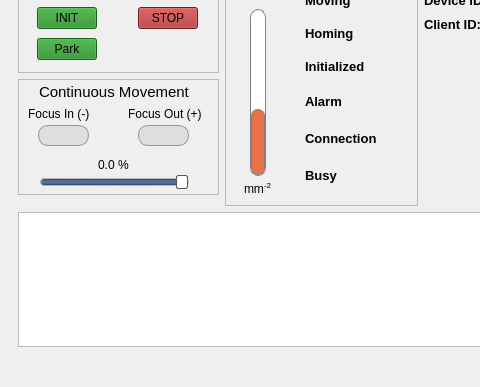
The window that assets/ui/client.ui (dev-LNA/HostFocuser160) describes before a commit, drawn with Qt 5; both pictures show x 0 to 480 and y 113 to 500 of the 650 by 500 pixel window.
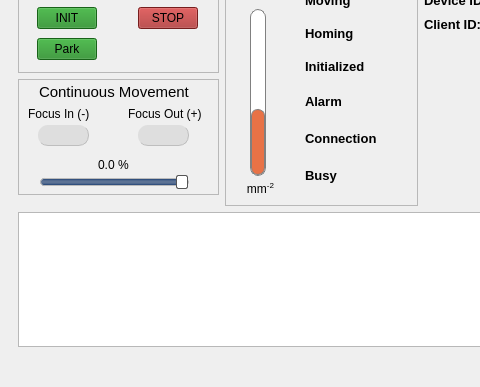
The same window after the commit. The open tabs and pages were chosen to show the change. Icons and pictures are not drawn.

Commit message: Small client ui button changes

Patch:
```diff
--- a/assets/ui/client.ui
+++ b/assets/ui/client.ui
@@ -1139,8 +1139,17 @@
                  <height>15</height>
                 </size>
                </property>
+               <property name="styleSheet">
+                <string notr="true">margin: 0 0 0 5</string>
+               </property>
                <property name="text">
-                <string>mm&lt;sup&gt;-2&lt;/sup&gt;</string>
+                <string>&lt;html&gt;&lt;head/&gt;&lt;body&gt;&lt;p&gt; mm&lt;span style=&quot; vertical-align:super;&quot;&gt;-2&lt;/span&gt;&lt;/p&gt;&lt;/body&gt;&lt;/html&gt;</string>
+               </property>
+               <property name="alignment">
+                <set>Qt::AlignmentFlag::AlignCenter</set>
+               </property>
+               <property name="margin">
+                <number>0</number>
                </property>
               </widget>
              </item>
@@ -1721,8 +1730,14 @@
 				  border: 1px solid rgb(149, 149, 149);
                 background-color: rgb(222, 222, 222);
                 border-radius: 10px; 
+        /* Simulating shadow via independent border rules */
+        border-top:0px solid rgb(139, 139, 139);
+        border-left: 0px solid rgb(139, 139, 139);
+        border-right: 1px solid rgb(190, 190, 190);
+        border-bottom: 1px solid rgb(190, 190, 190)
             }
 
+
     QPushButton:pressed {
         background-color:  rgb(179, 179, 179); 
     }</string>
@@ -1754,8 +1769,14 @@
 				  border: 1px solid rgb(149, 149, 149);
                 background-color: rgb(222, 222, 222);
                 border-radius: 10px; 
+        /* Simulating shadow via independent border rules */
+        border-top:0px solid rgb(139, 139, 139);
+        border-left: 0px solid rgb(139, 139, 139);
+        border-right: 1px solid rgb(190, 190, 190);
+        border-bottom: 1px solid rgb(190, 190, 190)
             }
 
+
     QPushButton:pressed {
         background-color:  rgb(179, 179, 179); 
     }</string>
```
Left out of the diff: 20 changed lines with no effect on the pictures. The commit also changes 1 other file.
